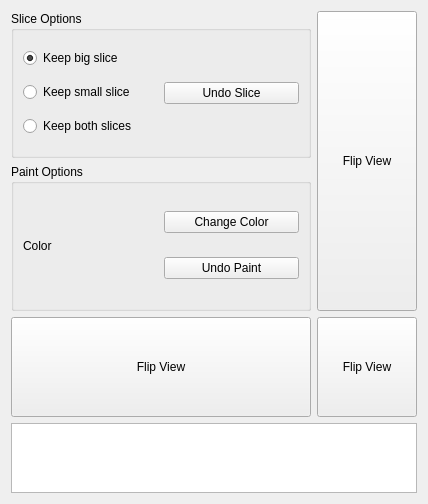
This is outputwindow/outputwindow.ui in McCannDahl/me570-final-project as Qt 5 draws it before an edit. The edited form follows.
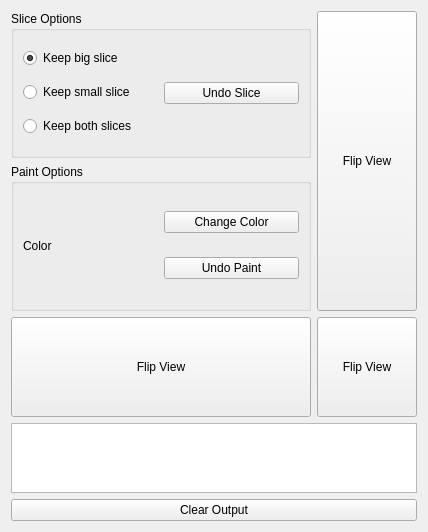
This is the edited form.

What changed in the file:
```diff
--- a/outputwindow/outputwindow.ui
+++ b/outputwindow/outputwindow.ui
@@ -163,6 +163,13 @@
    <item>
     <widget class="QPlainTextEdit" name="mOutputText"/>
    </item>
+   <item>
+    <widget class="QPushButton" name="pushButton_7">
+     <property name="text">
+      <string>Clear Output</string>
+     </property>
+    </widget>
+   </item>
   </layout>
  </widget>
  <resources/>
```
